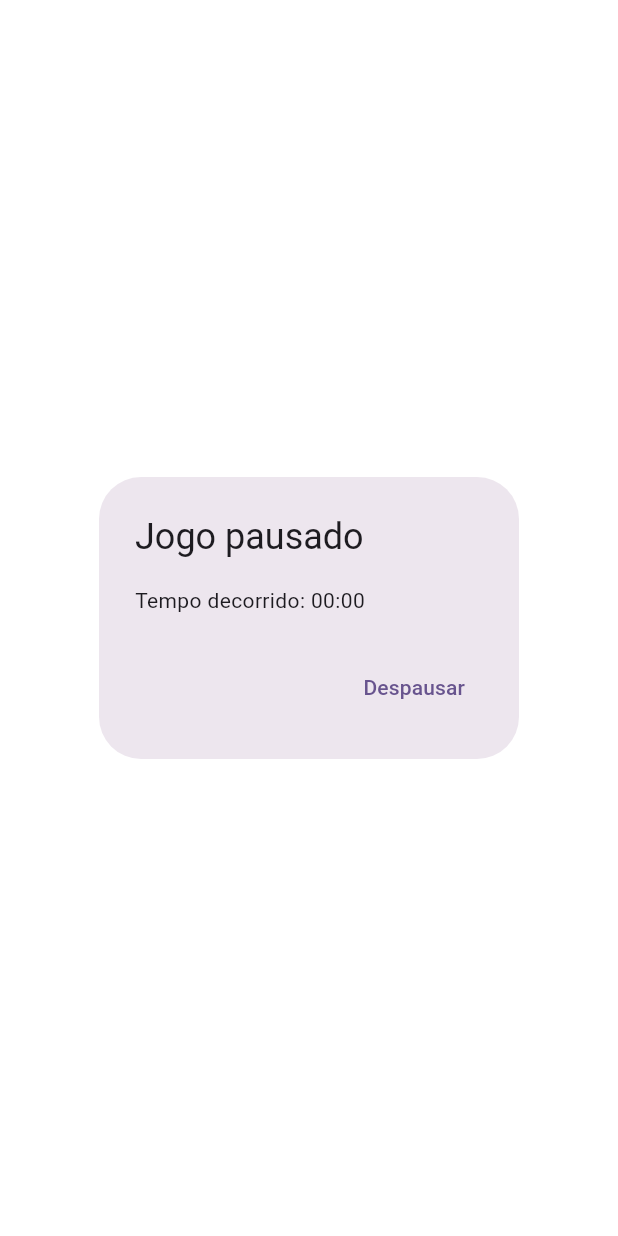
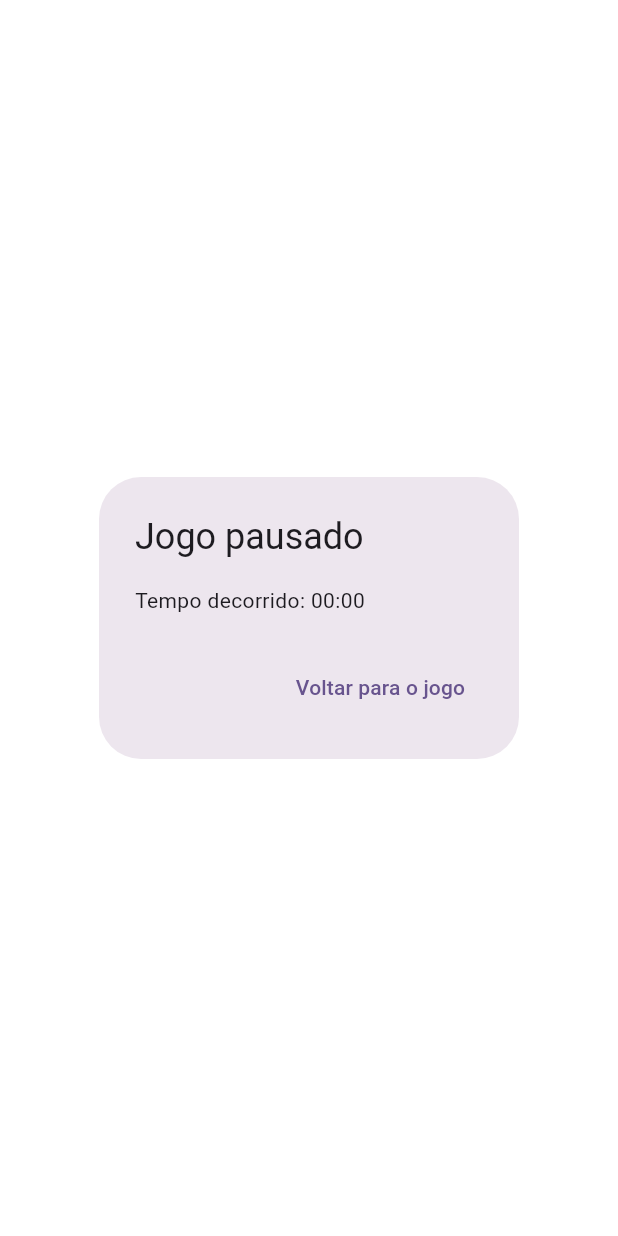
Before and after one commit to RodrigoUchoa001/campo-minado, a Flutter app: the TelaDeJogo screen opened directly, after a tap on the "pause" icon, on a phone screen of 412 x 824 dp. Run offline on Flutter 3.47's test engine with Material 2 defaults, Android fonts, the phone set to English and light mode, and no system bars; our stand-ins replace font_awesome_flutter, isar; accounts and stored records are empty; generated files the repository leaves out were written again.

Commit message:
criada funcao para formatacao do tempo decorrido

```diff
--- a/lib/ui/screens/tela_de_jogo.dart
+++ b/lib/ui/screens/tela_de_jogo.dart
@@ -1,6 +1,7 @@
 import 'package:campo_minado_flutter/exceptions/dificuldade_escolhida_invalidada_excepcion.dart';
 import 'package:campo_minado_flutter/models/campo_minado.dart';
 import 'package:campo_minado_flutter/ui/widgets/campo_minado_widget.dart';
+import 'package:campo_minado_flutter/utils/formatar_tempo_decorrido.dart';
 import 'package:flutter/material.dart';
 
 class TelaDeJogo extends StatefulWidget {
@@ -53,14 +54,14 @@ class _TelaDeJogoState extends State<TelaDeJogo> {
           return AlertDialog(
             title: const Text("Jogo pausado"),
             content: Text(
-                'Tempo decorrido: ${campoMinado.cronometro.elapsedTime.inMinutes.remainder(60).toString().padLeft(2, '0')}:${campoMinado.cronometro.elapsedTime.inSeconds.remainder(60).toString().padLeft(2, '0')}'),
+                'Tempo decorrido: ${formatarTempoDecorrido(campoMinado.cronometro.elapsedTime)}'),
             actions: [
               TextButton(
                 onPressed: () {
                   despausarJogo();
                   Navigator.of(context).pop();
                 },
-                child: const Text('Despausar'),
+                child: const Text('Voltar para o jogo'),
               ),
             ],
           );
@@ -118,7 +119,7 @@ class _TelaDeJogoState extends State<TelaDeJogo> {
                     if (snapshot.connectionState == ConnectionState.active) {
                       final elapsed = snapshot.data;
                       return Text(
-                        '${elapsed?.inMinutes.remainder(60).toString().padLeft(2, '0')}:${elapsed?.inSeconds.remainder(60).toString().padLeft(2, '0')}',
+                        formatarTempoDecorrido(elapsed!),
                         style: const TextStyle(fontSize: 48.0),
                       );
                     } else {
--- a/lib/ui/widgets/dialog_de_fim_de_jogo.dart
+++ b/lib/ui/widgets/dialog_de_fim_de_jogo.dart
@@ -1,5 +1,6 @@
 import 'package:campo_minado_flutter/models/campo_minado.dart';
 import 'package:campo_minado_flutter/ui/screens/tela_de_escolha_de_dificuldade.dart';
+import 'package:campo_minado_flutter/utils/formatar_tempo_decorrido.dart';
 import 'package:flutter/material.dart';
 
 class DialogDeFimDeJogo extends StatelessWidget {
@@ -13,7 +14,9 @@ class DialogDeFimDeJogo extends StatelessWidget {
     String nomeDoJogador = '';
 
     return AlertDialog(
-      title: Text(vitoria ? 'Você Venceu!' : 'Você Perdeu!'),
+      title: Text(vitoria
+          ? 'Você Venceu! \n Seu tempo foi: ${formatarTempoDecorrido(campoMinado.cronometro.elapsedTime)}'
+          : 'Você Perdeu!'),
       actions: [
         if (vitoria)
           Column(
--- /dev/null
+++ b/lib/utils/formatar_tempo_decorrido.dart
@@ -0,0 +1,3 @@
+String formatarTempoDecorrido(Duration tempoDecorrido) {
+  return '${tempoDecorrido.inMinutes.remainder(60).toString().padLeft(2, '0')}:${tempoDecorrido.inSeconds.remainder(60).toString().padLeft(2, '0')}';
+}
```
